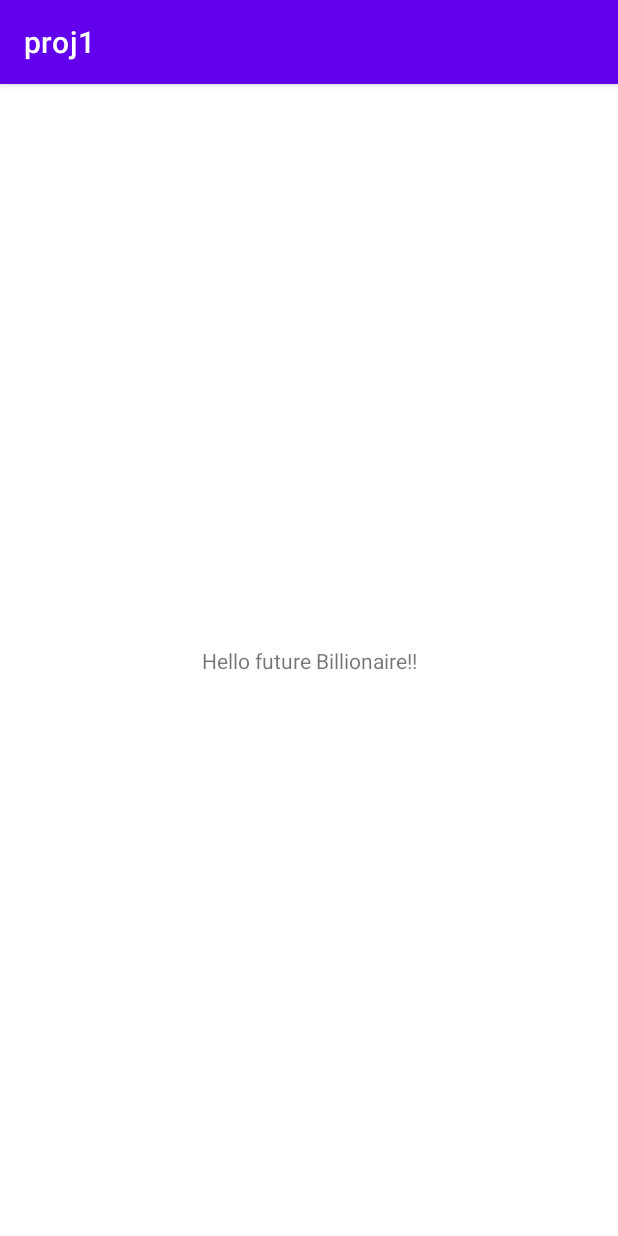
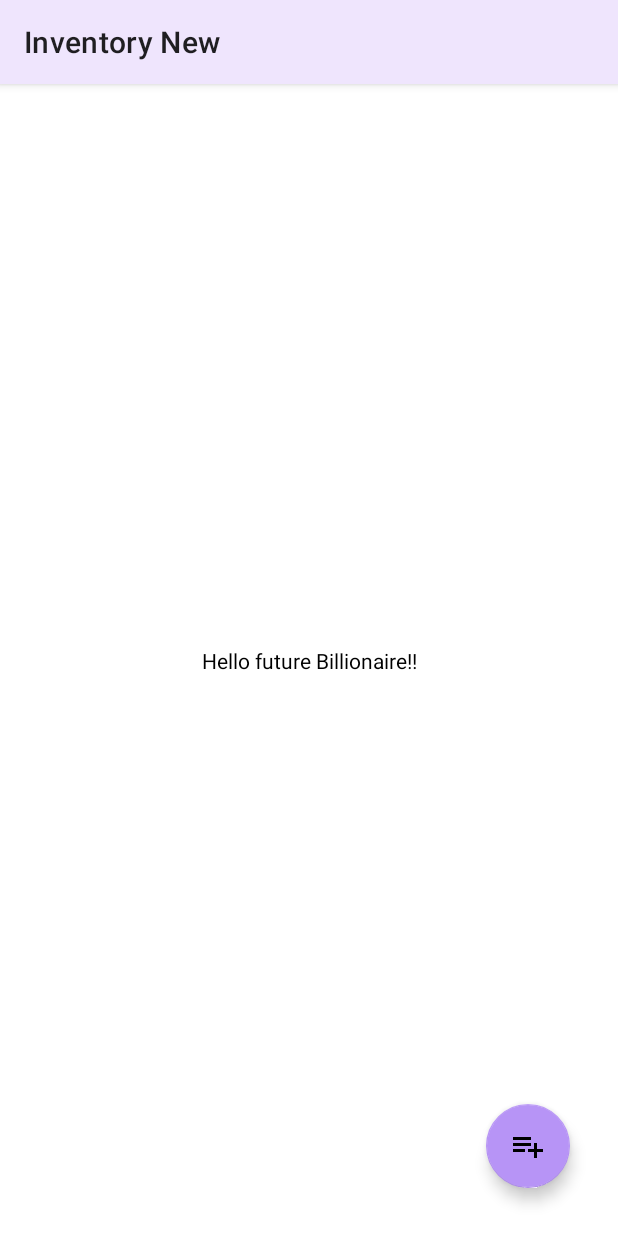
Before and after one commit to parth-sh/Inventory-app-android, an Android app: the screen it shows after launch (MainActivity), on a phone screen of 412 x 824 dp. Run offline under Robolectric (Android 15) with nearby library versions, the phone set to English and light mode, and no system bars.

Commit message:
theme update

```diff
--- /dev/null
+++ b/app/src/main/res/drawable/ic_baseline_playlist_add_24.xml
@@ -0,0 +1,10 @@
+<vector xmlns:android="http://schemas.android.com/apk/res/android"
+    android:width="24dp"
+    android:height="24dp"
+    android:viewportWidth="24"
+    android:viewportHeight="24"
+    android:tint="?attr/colorControlNormal">
+  <path
+      android:fillColor="@android:color/white"
+      android:pathData="M14,10L2,10v2h12v-2zM14,6L2,6v2h12L14,6zM18,14v-4h-2v4h-4v2h4v4h2v-4h4v-2h-4zM2,16h8v-2L2,14v2z"/>
+</vector>
--- a/app/src/main/res/layout/activity_main.xml
+++ b/app/src/main/res/layout/activity_main.xml
@@ -7,6 +7,7 @@
     tools:context=".MainActivity">
 
     <TextView
+        android:id="@+id/textView"
         android:layout_width="wrap_content"
         android:layout_height="wrap_content"
         android:text="Hello future Billionaire!!"
@@ -15,4 +16,15 @@
         app:layout_constraintRight_toRightOf="parent"
         app:layout_constraintTop_toTopOf="parent" />
 
+    <com.google.android.material.floatingactionbutton.FloatingActionButton
+        android:id="@+id/floatingActionButton"
+        android:layout_width="wrap_content"
+        android:layout_height="wrap_content"
+        android:layout_marginEnd="32dp"
+        android:layout_marginBottom="32dp"
+        android:clickable="true"
+        app:layout_constraintBottom_toBottomOf="parent"
+        app:layout_constraintEnd_toEndOf="parent"
+        app:srcCompat="@drawable/ic_baseline_playlist_add_24" />
+
 </androidx.constraintlayout.widget.ConstraintLayout>
--- a/app/src/main/res/values-night/themes.xml
+++ b/app/src/main/res/values-night/themes.xml
@@ -2,15 +2,16 @@
     <!-- Base application theme. -->
     <style name="Theme.Proj1" parent="Theme.MaterialComponents.DayNight.DarkActionBar">
         <!-- Primary brand color. -->
-        <item name="colorPrimary">@color/purple_200</item>
-        <item name="colorPrimaryVariant">@color/purple_700</item>
-        <item name="colorOnPrimary">@color/black</item>
+        <item name="colorPrimary">@color/purple_50</item>
+        <item name="colorPrimaryVariant">@color/purple_50</item>
+        <item name="colorOnPrimary">@color/white</item>
         <!-- Secondary brand color. -->
-        <item name="colorSecondary">@color/teal_200</item>
-        <item name="colorSecondaryVariant">@color/teal_200</item>
-        <item name="colorOnSecondary">@color/black</item>
+        <item name="colorSecondary">@color/purple_200</item>
+        <item name="colorSecondaryVariant">@color/purple_200</item>
+        <item name="colorOnSecondary">@color/white</item>
         <!-- Status bar color. -->
-        <item name="android:statusBarColor" tools:targetApi="l">?attr/colorPrimaryVariant</item>
+        <item name="android:statusBarColor" tools:targetApi="l">@android:color/transparent</item>
         <!-- Customize your theme here. -->
+        <item name="android:textColor">@color/white</item>
     </style>
 </resources>
--- a/app/src/main/res/values/colors.xml
+++ b/app/src/main/res/values/colors.xml
@@ -1,10 +1,18 @@
 <?xml version="1.0" encoding="utf-8"?>
 <resources>
-    <color name="purple_200">#FFBB86FC</color>
     <color name="purple_500">#FF6200EE</color>
     <color name="purple_700">#FF3700B3</color>
     <color name="teal_200">#FF03DAC5</color>
     <color name="teal_700">#FF018786</color>
     <color name="black">#FF000000</color>
     <color name="white">#FFFFFFFF</color>
+
+    <color name="gray_300">#E0E0E0</color>
+    <color name="gray_500">#9E9E9E</color>
+    <color name="purple_50">#efe5fd</color>
+    <color name="purple_200">#b794f6</color>
+
+    <color name="red_A200">#FF5252</color>
+    <color name="green_A200">#69F0AE</color>
+    <color name="BlueGrey_50">#ECEFF1</color>
 </resources>
--- a/app/src/main/res/values/strings.xml
+++ b/app/src/main/res/values/strings.xml
@@ -1,3 +1,3 @@
 <resources>
-    <string name="app_name">proj1</string>
+    <string name="app_name">Inventory New</string>
 </resources>
--- a/app/src/main/res/values/themes.xml
+++ b/app/src/main/res/values/themes.xml
@@ -1,16 +1,19 @@
 <resources xmlns:tools="http://schemas.android.com/tools">
     <!-- Base application theme. -->
-    <style name="Theme.Proj1" parent="Theme.MaterialComponents.DayNight.DarkActionBar">
+    <style name="Theme.Proj1" parent="Theme.MaterialComponents.Light">
         <!-- Primary brand color. -->
-        <item name="colorPrimary">@color/purple_500</item>
-        <item name="colorPrimaryVariant">@color/purple_700</item>
-        <item name="colorOnPrimary">@color/white</item>
+        <item name="colorPrimary">@color/purple_50</item>
+        <item name="colorPrimaryVariant">@color/purple_50</item>
+        <item name="colorOnPrimary">@color/black</item>
         <!-- Secondary brand color. -->
-        <item name="colorSecondary">@color/teal_200</item>
-        <item name="colorSecondaryVariant">@color/teal_700</item>
+        <item name="colorSecondary">@color/purple_200</item>
+        <item name="colorSecondaryVariant">@color/purple_200</item>
         <item name="colorOnSecondary">@color/black</item>
         <!-- Status bar color. -->
         <item name="android:statusBarColor" tools:targetApi="l">?attr/colorPrimaryVariant</item>
         <!-- Customize your theme here. -->
+        <item name="android:textColor">@color/black</item>
+        <!-- Dark status bar text -->
+        <item name="android:windowLightStatusBar" tools:targetApi="m">true</item>
     </style>
 </resources>
```
Also changed, not shown: 1 other file.
